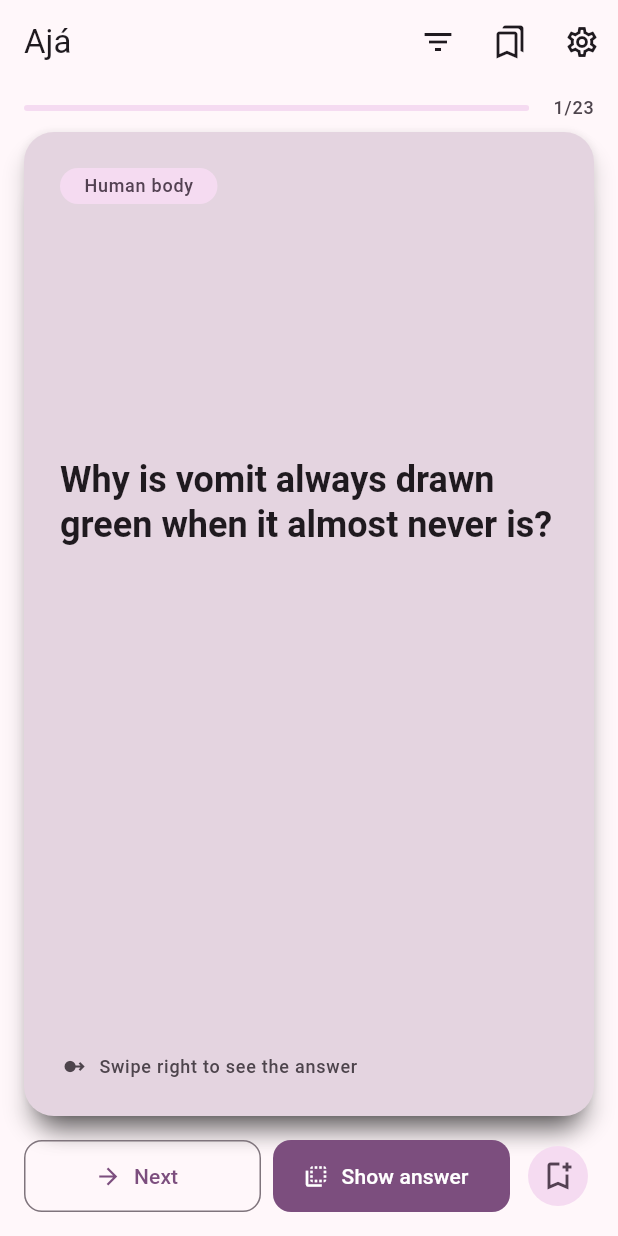
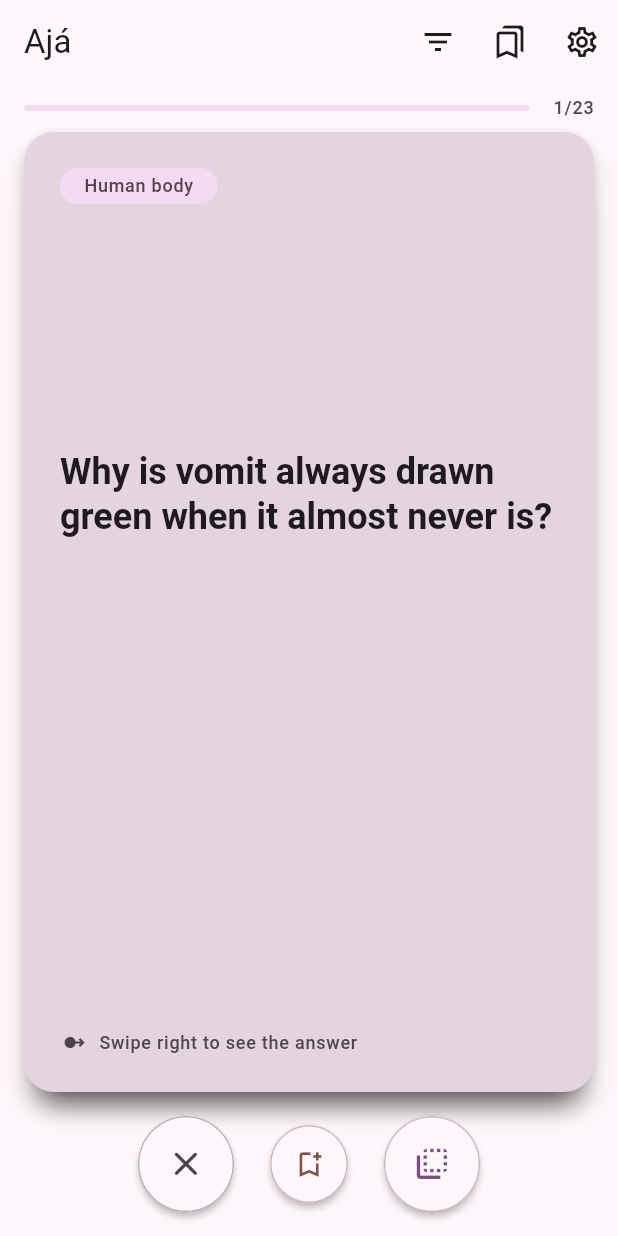
Before and after one commit to alejandrosahonero/app-aja-datos-raros, a Flutter app: the screen it shows after launch, on a phone screen of 412 x 824 dp. Run offline on Flutter 3.47's test engine with Material 3 defaults, Android fonts, the phone set to English and light mode, and no system bars; our stand-ins replace flutter_riverpod, flutter_secure_storage, go_router, google_mobile_ads, in_app_purchase, in_app_review and 1 more; generated files the repository leaves out were written again; statements that could not run were skipped.

Commit message:
Rehacer los controles del mazo como la fila circular de Tinder
Los tres botones ya existían, pero eran dos botones anchos con texto más
un icono suelto, que no se leían como el espejo de los gestos. Ahora son
tres controles redondos centrados, cada uno en el lado hacia el que su
gesto lanza la tarjeta: descartar a la izquierda, guardar en medio (más
pequeño, donde apunta el deslizamiento hacia arriba) y voltear a la
derecha.

Cada botón lleva el mismo icono que la insignia que aparece al arrastrar,
para que el gesto y el botón se aprendan juntos. El de favoritos sigue
sin deshabilitarse para el usuario gratuito: pulsarlo es como descubre
que la función existe y qué la desbloquea.

Los tests pasan a buscar por tooltip en vez de por texto, que es lo que
anuncia el lector de pantalla y lo que ya usaba favorites_gate_test.

Co-Authored-By: Claude Opus 5 <noreply@anthropic.com>

```diff
--- a/lib/features/facts/presentation/screens/deck_screen.dart
+++ b/lib/features/facts/presentation/screens/deck_screen.dart
@@ -105,7 +105,7 @@ class _DeckBody extends ConsumerWidget {
               onSwipeRight: () => _reveal(ref),
               onSwipeUp: () => unawaited(_toggleFavorite(context, ref)),
               hintLeft: const _SwipeBadge(
-                icon: Icons.arrow_back,
+                icon: Icons.close_rounded,
                 alignment: Alignment.topLeft,
               ),
               hintRight: const _SwipeBadge(
@@ -224,10 +224,14 @@ class _Progress extends StatelessWidget {
   }
 }
 
-/// Buttons mirroring the two swipes.
+/// The three swipes mirrored as round buttons, laid out the way a card deck
+/// trains you to expect: discard on the left, save in the middle, reveal on the
+/// right — each control on the side its gesture throws the card towards, and
+/// wearing the same icon as the badge that fades in mid-drag.
 ///
 /// Not decoration: a drag-only interface is unusable with a screen reader or
-/// switch access, and Play flags that in the accessibility scan.
+/// switch access, and Play flags that in the accessibility scan. The tooltip is
+/// what gets announced, so every button carries one.
 class _DeckControls extends StatelessWidget {
   const _DeckControls({
     required this.state,
@@ -248,37 +252,91 @@ class _DeckControls extends StatelessWidget {
     final bool isFact = state.current is FactItem;
 
     return Row(
+      mainAxisAlignment: MainAxisAlignment.center,
       children: <Widget>[
-        Expanded(
-          child: OutlinedButton.icon(
-            onPressed: onNext,
-            icon: const Icon(Icons.arrow_forward),
-            label: Text(context.l10n.deckNext),
+        _DeckButton(
+          icon: Icons.close_rounded,
+          color: context.colors.onSurfaceVariant,
+          tooltip: context.l10n.deckNext,
+          onPressed: onNext,
+        ),
+        const SizedBox(width: AppSpacing.lg),
+        // Smaller and in the middle, where the upward swipe points. Never
+        // disabled for a locked user: tapping it is how they find out the
+        // feature exists and what unlocks it.
+        _DeckButton(
+          icon: favorited ? Icons.bookmark : Icons.bookmark_add_outlined,
+          color: context.colors.tertiary,
+          tooltip: favorited
+              ? context.l10n.favoritesRemove
+              : context.l10n.favoritesAdd,
+          onPressed: isFact ? onFavorite : null,
+          diameter: _DeckButton.small,
+        ),
+        const SizedBox(width: AppSpacing.lg),
+        _DeckButton(
+          icon: state.revealed ? Icons.flip_to_front : Icons.flip_to_back,
+          color: context.colors.primary,
+          tooltip: state.revealed
+              ? context.l10n.deckHideAnswer
+              : context.l10n.deckShowAnswer,
+          onPressed: isFact ? onReveal : null,
+        ),
+      ],
+    );
+  }
+}
+
+/// One round control: a tinted ring over the surface colour, with the icon in
+/// the same tint.
+class _DeckButton extends StatelessWidget {
+  const _DeckButton({
+    required this.icon,
+    required this.color,
+    required this.tooltip,
+    required this.onPressed,
+    this.diameter = large,
+  });
+
+  /// Comfortably past the 48dp minimum touch target on both sizes.
+  static const double large = 64;
+  static const double small = 52;
+
+  final IconData icon;
+  final Color color;
+  final String tooltip;
+
+  /// Null disables the button, which only happens while the ad card is on top.
+  final VoidCallback? onPressed;
+
+  final double diameter;
+
+  @override
+  Widget build(BuildContext context) {
+    final bool enabled = onPressed != null;
+    // Faded rather than greyed: the button keeps its identity while it waits.
+    final Color tint = enabled ? color : color.withValues(alpha: 0.3);
+
+    return Tooltip(
+      message: tooltip,
+      child: SizedBox.square(
+        dimension: diameter,
+        child: Material(
+          color: context.colors.surface,
+          elevation: enabled ? 2 : 0,
+          shadowColor: context.colors.shadow,
+          shape: CircleBorder(
+            side: BorderSide(color: tint.withValues(alpha: 0.4)),
           ),
-        ),
-        const SizedBox(width: AppSpacing.sm),
-        Expanded(
-          child: FilledButton.icon(
-            onPressed: isFact ? onReveal : null,
-            icon: const Icon(Icons.flip_to_back),
-            label: Text(
-              state.revealed
-                  ? context.l10n.deckHideAnswer
-                  : context.l10n.deckShowAnswer,
+          clipBehavior: Clip.antiAlias,
+          child: InkWell(
+            onTap: onPressed,
+            child: Center(
+              child: Icon(icon, color: tint, size: diameter * 0.42),
             ),
           ),
         ),
-        const SizedBox(width: AppSpacing.sm),
-        // Never disabled for a locked user: tapping it is how they find out the
-        // feature exists and what unlocks it.
-        IconButton.filledTonal(
-          onPressed: isFact ? onFavorite : null,
-          icon: Icon(favorited ? Icons.bookmark : Icons.bookmark_add_outlined),
-          tooltip: favorited
-              ? context.l10n.favoritesRemove
-              : context.l10n.favoritesAdd,
-        ),
-      ],
+      ),
     );
   }
 }
```
Also changed, not shown: 1 other file.
